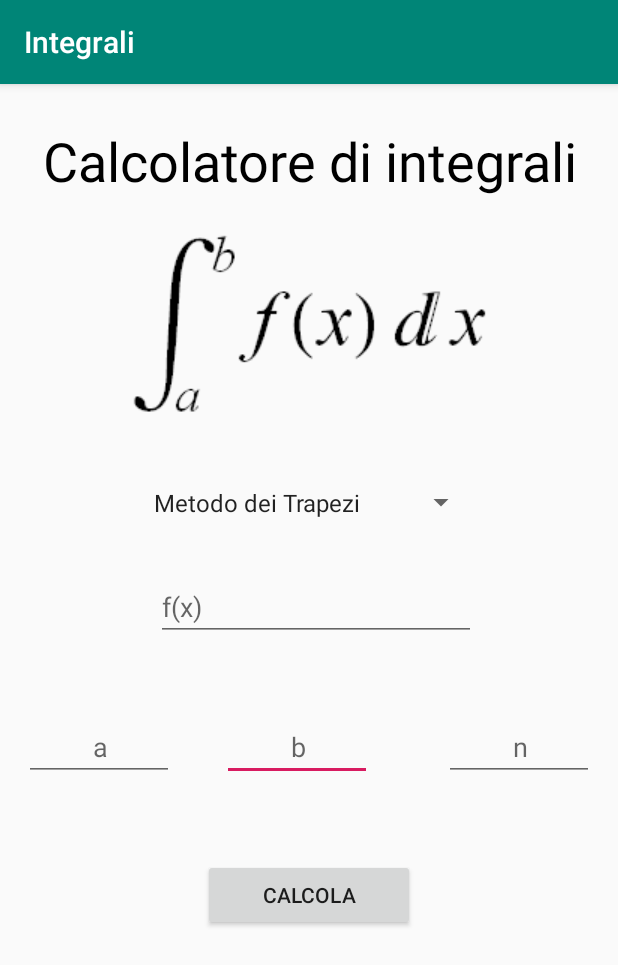
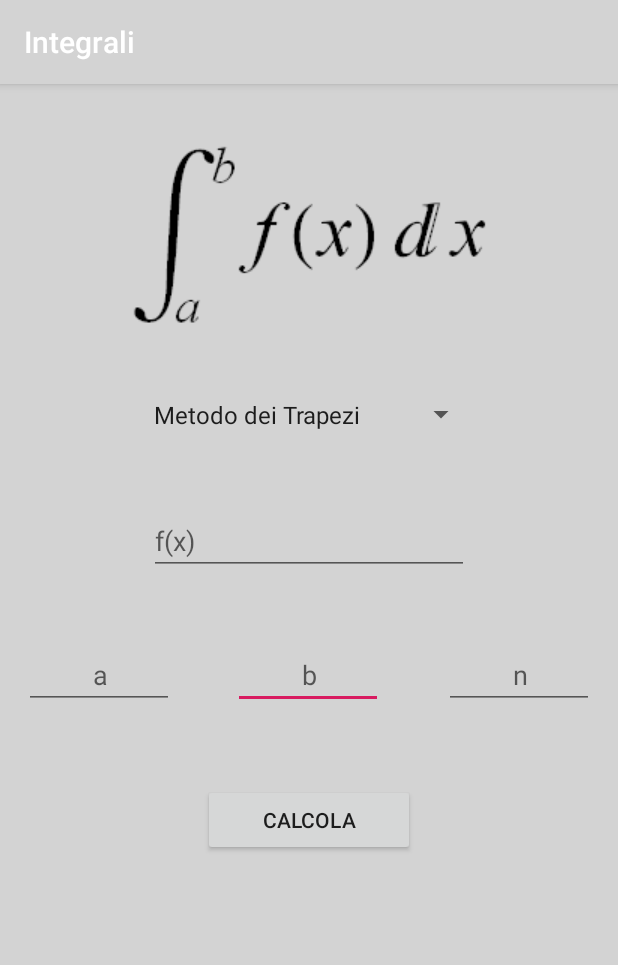
Before and after one commit to fbgian/Integrali, an Android app: the screen it shows after launch (MainActivity), on a phone screen of 412 x 824 dp. Shown: the top 965 px of the screen. Run offline under Robolectric (Android 15) with nearby library versions, the phone set to English and light mode, and no system bars.

Commit message:
Rinnovamento layout

```diff
--- a/app/src/main/res/layout/activity_main.xml
+++ b/app/src/main/res/layout/activity_main.xml
@@ -4,6 +4,7 @@
     xmlns:tools="http://schemas.android.com/tools"
     android:layout_width="match_parent"
     android:layout_height="match_parent"
+    android:background="@color/perSfondo"
     tools:context=".MainActivity">
 
     <EditText
@@ -15,26 +16,10 @@
         android:inputType="numberDecimal"
         app:layout_constraintBottom_toBottomOf="parent"
         app:layout_constraintEnd_toEndOf="parent"
-        app:layout_constraintHorizontal_bias="0.475"
+        app:layout_constraintHorizontal_bias="0.498"
         app:layout_constraintStart_toStartOf="parent"
         app:layout_constraintTop_toTopOf="parent"
-        app:layout_constraintVertical_bias="0.58" />
-
-    <TextView
-        android:id="@+id/titolo"
-        android:layout_width="match_parent"
-        android:layout_height="wrap_content"
-        android:gravity="center"
-        android:text="Calcolatore di integrali"
-        android:textAllCaps="false"
-        android:textColor="#000000"
-        android:textSize="36sp"
-        app:layout_constraintBottom_toBottomOf="parent"
-        app:layout_constraintEnd_toEndOf="parent"
-        app:layout_constraintHorizontal_bias="0.487"
-        app:layout_constraintStart_toStartOf="parent"
-        app:layout_constraintTop_toTopOf="parent"
-        app:layout_constraintVertical_bias="0.037" />
+        app:layout_constraintVertical_bias="0.514" />
 
     <EditText
         android:id="@+id/estrA"
@@ -50,7 +35,7 @@
         app:layout_constraintHorizontal_bias="0.0"
         app:layout_constraintStart_toStartOf="parent"
         app:layout_constraintTop_toTopOf="parent"
-        app:layout_constraintVertical_bias="0.58" />
+        app:layout_constraintVertical_bias="0.514" />
 
     <EditText
         android:id="@+id/numint"
@@ -66,7 +51,7 @@
         app:layout_constraintHorizontal_bias="1.0"
         app:layout_constraintStart_toStartOf="parent"
         app:layout_constraintTop_toTopOf="parent"
-        app:layout_constraintVertical_bias="0.58" />
+        app:layout_constraintVertical_bias="0.514" />
 
     <Button
         android:id="@+id/calcola"
@@ -77,7 +62,7 @@
         app:layout_constraintEnd_toEndOf="parent"
         app:layout_constraintStart_toStartOf="parent"
         app:layout_constraintTop_toTopOf="parent"
-        app:layout_constraintVertical_bias="0.718" />
+        app:layout_constraintVertical_bias="0.648" />
 
     <TextView
         android:id="@+id/risultato"
@@ -88,7 +73,7 @@
         app:layout_constraintEnd_toEndOf="parent"
         app:layout_constraintStart_toStartOf="parent"
         app:layout_constraintTop_toTopOf="parent"
-        app:layout_constraintVertical_bias="0.836" />
+        app:layout_constraintVertical_bias="0.766" />
 
     <Spinner
         android:id="@+id/spint"
@@ -99,7 +84,7 @@
         app:layout_constraintEnd_toEndOf="parent"
         app:layout_constraintStart_toStartOf="parent"
         app:layout_constraintTop_toTopOf="parent"
-        app:layout_constraintVertical_bias="0.357" />
+        app:layout_constraintVertical_bias="0.277" />
 
     <EditText
         android:id="@+id/insFunz"
@@ -110,10 +95,9 @@
         android:inputType="text"
         app:layout_constraintBottom_toBottomOf="parent"
         app:layout_constraintEnd_toEndOf="parent"
-        app:layout_constraintHorizontal_bias="0.525"
         app:layout_constraintStart_toStartOf="parent"
         app:layout_constraintTop_toTopOf="parent"
-        app:layout_constraintVertical_bias="0.451" />
+        app:layout_constraintVertical_bias="0.39" />
 
     <ImageView
         android:id="@+id/imageView"
@@ -124,7 +108,7 @@
         app:layout_constraintHorizontal_bias="0.496"
         app:layout_constraintStart_toStartOf="parent"
         app:layout_constraintTop_toTopOf="parent"
-        app:layout_constraintVertical_bias="0.148"
+        app:layout_constraintVertical_bias="0.056"
         app:srcCompat="@drawable/integrale" />
 
 </android.support.constraint.ConstraintLayout>
--- a/app/src/main/res/values/colors.xml
+++ b/app/src/main/res/values/colors.xml
@@ -1,6 +1,7 @@
 <?xml version="1.0" encoding="utf-8"?>
 <resources>
-    <color name="colorPrimary">#008577</color>
+    <color name="colorPrimary">#D3D3D3</color>
     <color name="colorPrimaryDark">#00574B</color>
     <color name="colorAccent">#D81B60</color>
+    <color name="perSfondo">#D3D3D3</color>
 </resources>
```
